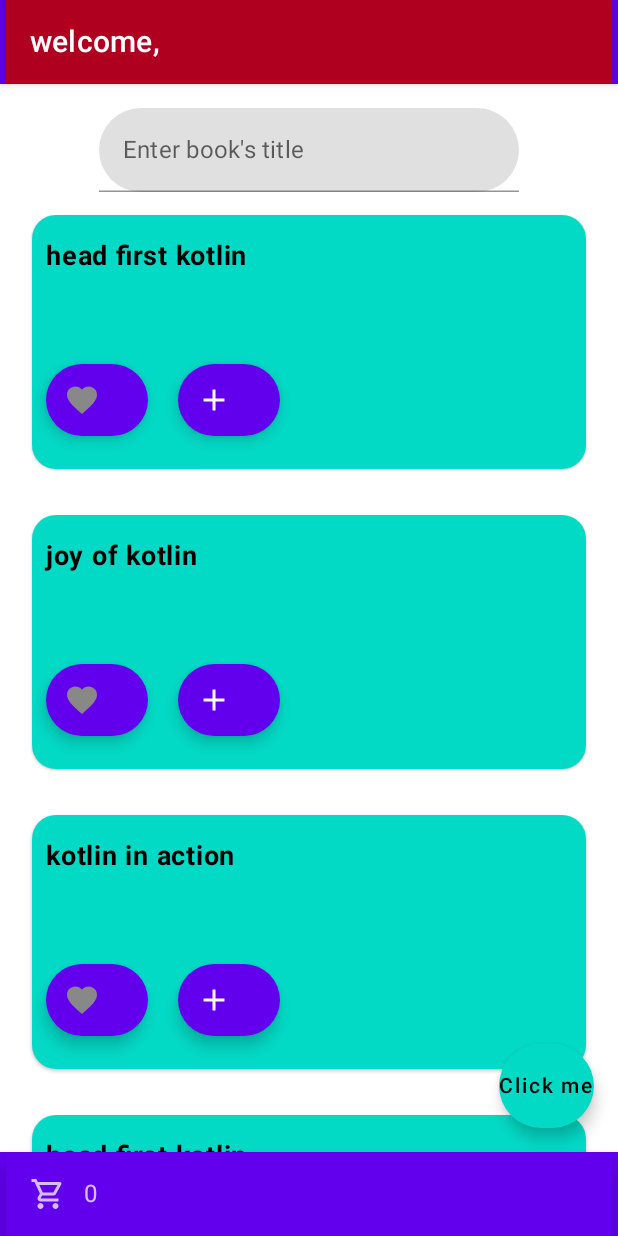
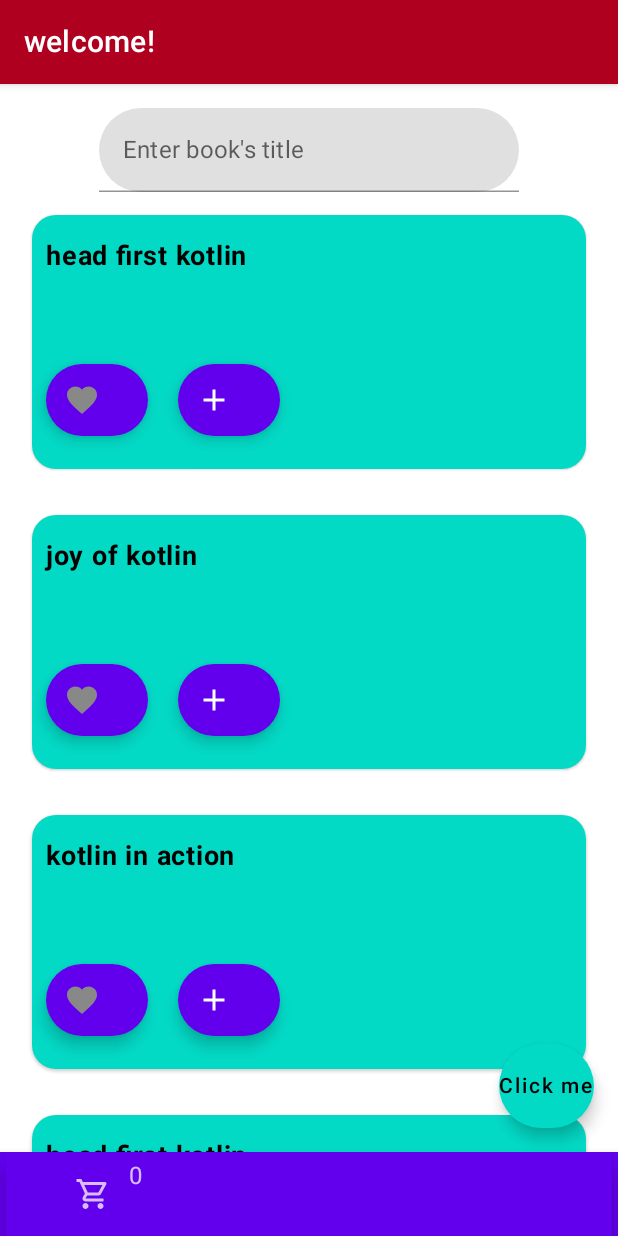
Before and after one commit to dongguowu/books-store-2023-mobile, an Android app built with Jetpack Compose: the composable BookStoreHomeScreen shown on its own in the app's theme, on a phone screen of 412 x 824 dp. Run offline under Robolectric (Android 15) with nearby library versions, the phone set to English and light mode, and no system bars; our stand-ins replace Compose Multiplatform resources, Voyager; missing, so only their content is drawn: CompositionLocalProvider; pictures from the network do not load; 1 statement that could not run was skipped.

Commit message:
update back home function

```diff
--- a/shared/src/commonMain/kotlin/com/lduboscq/appkickstarter/main/MyBottomBar.kt
+++ b/shared/src/commonMain/kotlin/com/lduboscq/appkickstarter/main/MyBottomBar.kt
@@ -1,23 +1,50 @@
 package com.lduboscq.appkickstarter.main
 
+import androidx.compose.foundation.layout.Row
+import androidx.compose.foundation.layout.Spacer
+import androidx.compose.foundation.layout.width
 import androidx.compose.material.BottomAppBar
 import androidx.compose.material.Icon
 import androidx.compose.material.IconButton
 import androidx.compose.material.Text
 import androidx.compose.material.icons.Icons
+import androidx.compose.material.icons.outlined.Home
 import androidx.compose.material.icons.outlined.ShoppingCart
 import androidx.compose.runtime.Composable
+import androidx.compose.ui.Modifier
+import androidx.compose.ui.unit.dp
 import cafe.adriel.voyager.navigator.LocalNavigator
 import cafe.adriel.voyager.navigator.currentOrThrow
+import com.lduboscq.appkickstarter.model.User
 
 @Composable
-fun MyBottomBar(numberOfItems: Int) {
+fun MyBottomBar(count: Int, currentScreen: Route) {
     BottomAppBar() {
         val navigator = LocalNavigator.currentOrThrow
         BottomAppBar {
+            Row {
+                // Home Icon
+                if (currentScreen !is Route.Home) {
                     IconButton(
                         onClick = {
-                    navigator.push(screenRouter(Route.ShoppingCart(numberOfItems)))
+                            val user = User("Donggu")
+                            navigator.push(screenRouter(Route.Home(user)))
+                        }
+                    ) {
+                        Icon(
+                            imageVector = Icons.Outlined.Home,
+                            contentDescription = "Back Home"
+                        )
+                    }
+                }
+
+
+
+                Spacer(modifier = Modifier.width(30.dp))
+                // Shopping cart icon
+                IconButton(
+                    onClick = {
+                        navigator.push(screenRouter(Route.ShoppingCart(count)))
                     }
                 ) {
                     Icon(
@@ -27,8 +54,9 @@ fun MyBottomBar(numberOfItems: Int) {
                 }
 
                 Text(
-                text = numberOfItems.toString()
+                    text = count.toString()
                 )
             }
         }
     }
+}
--- a/shared/src/commonMain/kotlin/com/lduboscq/appkickstarter/main/MyTopBar.kt
+++ b/shared/src/commonMain/kotlin/com/lduboscq/appkickstarter/main/MyTopBar.kt
@@ -8,17 +8,14 @@ import androidx.compose.runtime.Composable
 
 @Composable
 fun MyTopBar(message: String, isErrorMessage: Boolean = false) {
-    TopAppBar {
+    if (message.isNotEmpty()) {
         if (isErrorMessage) {
-            if(message.isNotEmpty()){
             TopAppBar(
                 title = { Text(text = message) },
                 backgroundColor = MaterialTheme.colors.error,
                 contentColor = MaterialTheme.colors.onError
             )
-            }
-        }else{
-            if (message.isNotEmpty()) {
+        } else {
             TopAppBar(
                 title = { Text(text = message) },
                 backgroundColor = MaterialTheme.colors.secondary,
@@ -27,4 +24,3 @@ fun MyTopBar(message: String, isErrorMessage: Boolean = false) {
         }
     }
 }
-}
--- a/shared/src/commonMain/kotlin/com/lduboscq/appkickstarter/main/screen/BookStoreHomeScreen.kt
+++ b/shared/src/commonMain/kotlin/com/lduboscq/appkickstarter/main/screen/BookStoreHomeScreen.kt
@@ -78,8 +78,12 @@ internal class BookStoreHomeScreen(var user: User? = null) : Screen {
             ),
 
             )
+        var welcomeString = "welcome!"
+        if (user != null) {
+            welcomeString = "hi, ${user?.name}"
+        }
+        var infoText by remember { mutableStateOf(welcomeString) }
         var queryString by remember { mutableStateOf("") }
-        var infoText by remember { mutableStateOf("welcome, ") }
         var numberOfItems by remember { mutableStateOf(0) }
         fun addToCart(count: Int = 1) {
             numberOfItems += count
@@ -93,7 +97,7 @@ internal class BookStoreHomeScreen(var user: User? = null) : Screen {
             topBar = { MyTopBar(infoText, true) },
 
             // Show a shopping cart icon and the number of items on cart
-            bottomBar = { MyBottomBar(numberOfItems) },
+            bottomBar = { MyBottomBar(count = numberOfItems, currentScreen = Route.Home(user)) },
 
 
             // Button
```
Also changed, not shown: shared/src/commonMain/kotlin/com/lduboscq/appkickstarter/main/screen/ShoppingCartScreen.kt (+15 -3 lines). Lines whose indentation alone changed are shown as unchanged.
